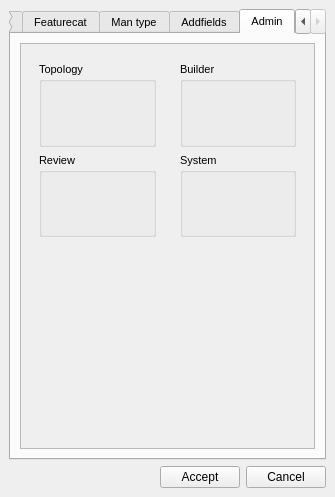
The window that core/ui/toolbars/utilities/config.ui (Giswater/giswater_qgis_plugin) describes before a commit, drawn with Qt 5.
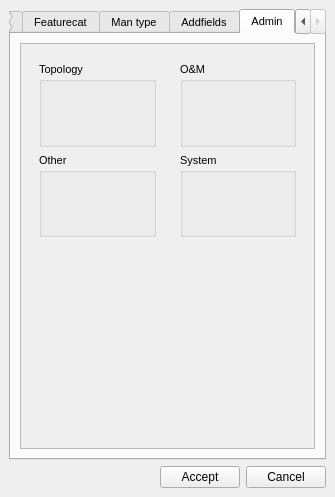
The same window after the commit. The open tabs and pages were chosen to show the change.

Commit message: Minor enhancement: rename admin tab layouts in config dlg

```diff
--- a/core/ui/toolbars/utilities/config.ui
+++ b/core/ui/toolbars/utilities/config.ui
@@ -701,7 +701,7 @@
              <x>0</x>
              <y>0</y>
              <width>291</width>
-             <height>402</height>
+             <height>401</height>
             </rect>
            </property>
            <layout class="QGridLayout" name="gridLayout_8">
@@ -755,7 +755,7 @@
                <item row="1" column="0">
                 <widget class="QGroupBox" name="grb_review">
                  <property name="title">
-                  <string>Review</string>
+                  <string>Other</string>
                  </property>
                  <layout class="QGridLayout" name="gridLayout_32">
                   <item row="0" column="0">
@@ -792,7 +792,7 @@
                <item row="0" column="0">
                 <widget class="QGroupBox" name="grb_builder">
                  <property name="title">
-                  <string>Builder</string>
+                  <string>O&amp;&amp;M</string>
                  </property>
                  <layout class="QGridLayout" name="gridLayout_30">
                   <item row="0" column="0">
```
Left out of the diff: 16 changed lines with no effect on the pictures.
